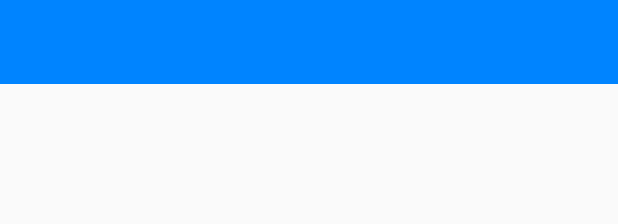
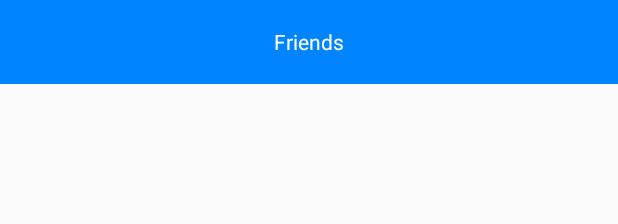
Before and after one commit to venkatesh-jacke/ChatApp-Kotlin, an Android app: the layout chat_toolbar.xml on its own in the app's theme, with its tools: preview values and no code run, on a phone screen of 412 x 824 dp. Shown: the top 224 px of the screen. Run offline under Robolectric (Android 15) with nearby library versions, the phone set to English and light mode, and no system bars.

```diff
--- a/app/src/main/res/layout/chat_toolbar.xml
+++ b/app/src/main/res/layout/chat_toolbar.xml
@@ -20,7 +20,7 @@
     <TextView
         android:layout_width="wrap_content"
         android:layout_height="wrap_content"
-
+        android:text="Friends"
         android:textColor="#FFFFFF"
         android:layout_gravity="center"
         android:layout_marginLeft="10dp"
```
